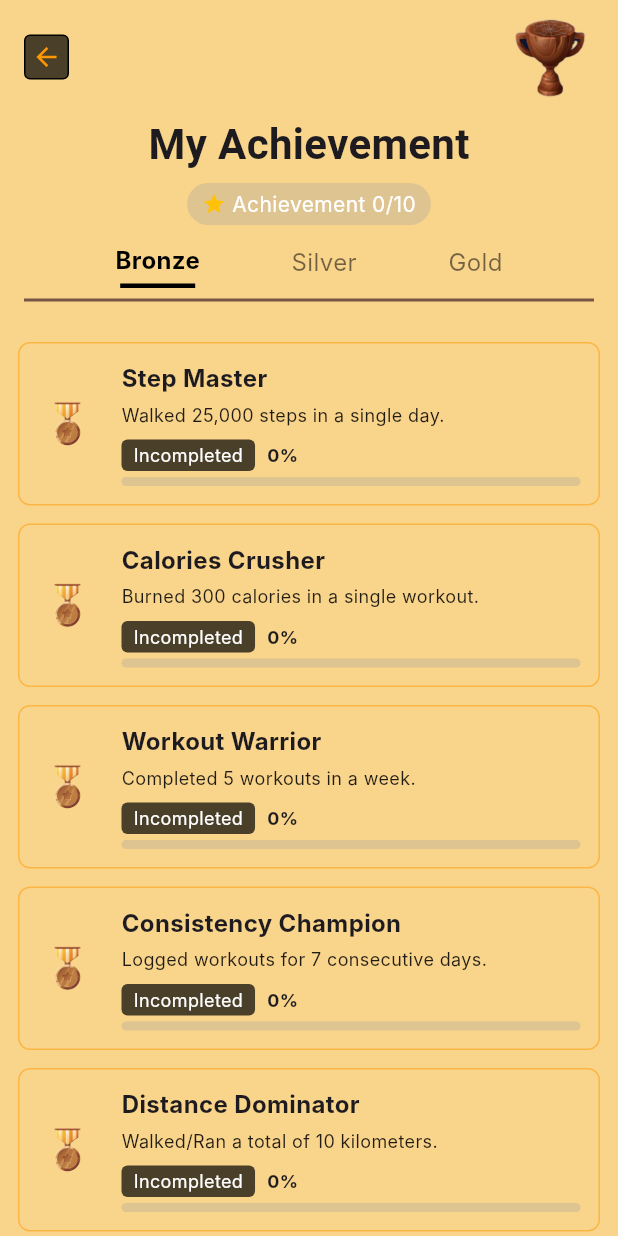
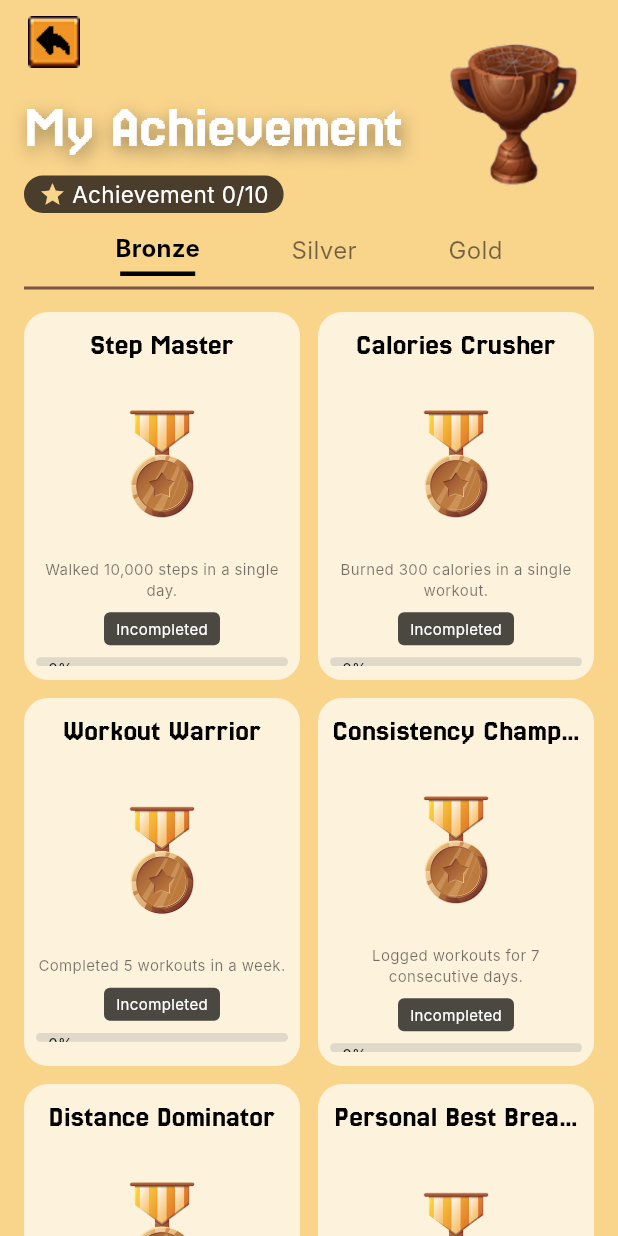
Before and after one commit to EdbertEL/MobileApp_GymSaga, a Flutter app: the AchievementScreen screen opened directly, on a phone screen of 412 x 824 dp. Run offline on Flutter 3.47's test engine with Material 3 defaults, Android fonts, the phone set to English and light mode, and no system bars; our stand-ins replace loading_indicator; Roboto replaces fonts that are missing (Inter, Jersey).

Commit message:
achievement update FE

```diff
--- a/gymsaga/lib/achievement.dart
+++ b/gymsaga/lib/achievement.dart
@@ -8,86 +8,94 @@ class AchievementScreen extends StatelessWidget {
   @override
   Widget build(BuildContext context) {
     return Scaffold(
-      body: Container(
-        color: const Color(0xFFF9D48B), // Background color matching the image
-        child: SafeArea(
+      backgroundColor: const Color(0xFFF9D48B),
+      body: SafeArea(
         child: Column(
           children: [
             _buildHeader(context),
             Expanded(
-                child: SingleChildScrollView(
               child: Padding(
-                    padding: const EdgeInsets.only(bottom: 16),
+                padding: const EdgeInsets.symmetric(horizontal: 16),
                 child: _buildAchievementGrid(),
               ),
             ),
-              ),
           ],
-          ),
         ),
       ),
     );
   }
 
   Widget _buildHeader(BuildContext context) {
-    return Container(
+    return Padding(
       padding: const EdgeInsets.symmetric(horizontal: 16, vertical: 8),
       child: Column(
         children: [
           Row(
             children: [
-              Container(
-                padding: const EdgeInsets.all(4),
-                decoration: BoxDecoration(
-                  color: Colors.black.withOpacity(0.7),
-                  borderRadius: BorderRadius.circular(4),
-                  border: Border.all(color: Colors.black, width: 1),
+              Column(
+                crossAxisAlignment: CrossAxisAlignment.start,
+                children: [
+                  GestureDetector(
+                    onTap: () => Navigator.of(context).pop(),
+                    child: Image.asset(
+                      'assets/widgets/buttons/back_button.png',
+                      width: 40,
+                      height: 40,
                     ),
-                child: const Icon(
-                  Icons.arrow_back,
-                  color: Colors.orange,
-                  size: 20,
-                ),
-              ),
-              const Spacer(),
-              Image.asset(
-                'assets/widgets/images/bronze_trophy.png',
-                height: 60,
-                width: 60,
-              ),
-            ],
                   ),
                   const SizedBox(height: 8),
                   const Text(
                     'My Achievement',
                     style: TextStyle(
-              fontFamily: 'Jersey',
-              fontSize: 28,
-              fontWeight: FontWeight.bold,
+                      fontFamily: 'Jersey25',
+                      fontSize: 40,
+                      color: Colors.white,
+                      shadows: [
+                        Shadow(
+                          offset: Offset(2, 4),
+                          blurRadius: 15.0,
+                          color: Color.fromARGB(100, 0, 0, 0),
+                        ),
+                      ],
                     ),
                   ),
-          const SizedBox(height: 6),
+                  const SizedBox(height: 4),
                   Container(
-            padding: const EdgeInsets.symmetric(horizontal: 10, vertical: 4),
+                    padding:
+                        const EdgeInsets.symmetric(horizontal: 10, vertical: 2),
                     decoration: BoxDecoration(
-              color: Colors.grey.withOpacity(0.3),
+                      color: const Color(0xFF4A3D2B),
                       borderRadius: BorderRadius.circular(15),
                     ),
-            child: const Row(
+                    child: Row(
                       mainAxisSize: MainAxisSize.min,
                       children: [
-                Icon(Icons.star, color: Colors.amber, size: 16),
-                SizedBox(width: 4),
-                Text(
+                        const Icon(
+                          Icons.star,
+                          color: Color(0xFFF9D48B),
+                          size: 18,
+                        ),
+                        const SizedBox(width: 4),
+                        const Text(
                           'Achievement 0/10',
                           style: TextStyle(
                             fontFamily: 'Inter',
-                    fontSize: 14,
+                            fontSize: 15,
                             color: Colors.white,
                           ),
                         ),
                       ],
                     ),
+                  ),
+                ],
+              ),
+              const Spacer(),
+              Image.asset(
+                'assets/widgets/images/bronze_trophy.png',
+                height: 110,
+                width: 110,
+              ),
+            ],
           ),
           const SizedBox(height: 12),
           _buildCategoryTabs(context),
@@ -145,98 +153,122 @@ class AchievementScreen extends StatelessWidget {
   }
 
   Widget _buildAchievementGrid() {
-    return Padding(
-      padding: const EdgeInsets.all(12),
-      child: Column(
+    return LayoutBuilder(
+      builder: (context, constraints) {
+        return GridView.count(
+          crossAxisCount: 2,
+          childAspectRatio: 0.75,
+          mainAxisSpacing: 12,
+          crossAxisSpacing: 12,
           children: [
             _buildAchievementRow(
               'Step Master',
-            'Walked 25,000 steps in a single day.',
+              'Walked 10,000 steps in a single day.',
               0,
             ),
-          const SizedBox(height: 12),
             _buildAchievementRow(
               'Calories Crusher',
               'Burned 300 calories in a single workout.',
               0,
             ),
-          const SizedBox(height: 12),
             _buildAchievementRow(
               'Workout Warrior',
               'Completed 5 workouts in a week.',
               0,
             ),
-          const SizedBox(height: 12),
             _buildAchievementRow(
               'Consistency Champion',
               'Logged workouts for 7 consecutive days.',
               0,
             ),
-          const SizedBox(height: 12),
             _buildAchievementRow(
               'Distance Dominator',
               'Walked/Ran a total of 10 kilometers.',
               0,
             ),
-          const SizedBox(height: 12),
             _buildAchievementRow(
               'Personal Best Breaker',
-            'Achieved a new personal best in one workout metric.',
+              'Achieved a new personal best.',
+              0,
+            ),
+            _buildAchievementRow(
+              'Levels Dominator',
+              'Reach Levels 10.',
+              0,
+            ),
+            _buildAchievementRow(
+              'Achievement Name',
+              'Achievement Description',
+              0,
+            ),
+            _buildAchievementRow(
+              'Achievement Name',
+              'Achievement Description',
+              0,
+            ),
+            _buildAchievementRow(
+              'Achievement Name',
+              'Achievement Description',
               0,
             ),
           ],
-      ),
+        );
+      },
     );
   }
 
   Widget _buildAchievementRow(
       String title, String description, int progressPercent) {
     return Container(
-      padding: const EdgeInsets.all(12),
       decoration: BoxDecoration(
-        color: const Color(0xFFF9D48B).withOpacity(0.7),
-        borderRadius: BorderRadius.circular(8),
-        border: Border.all(color: Colors.orange.withOpacity(0.5), width: 1),
+        color: Colors.white.withOpacity(0.7),
+        borderRadius: BorderRadius.circular(16),
       ),
-      child: Row(
+      child: Column(
+        mainAxisAlignment: MainAxisAlignment.start,
         children: [
-          Column(
+          Padding(
+            padding: const EdgeInsets.symmetric(horizontal: 8, vertical: 8),
+            child: Text(
+              title,
+              style: const TextStyle(
+                fontFamily: 'Jersey25',
+                fontSize: 20,
+                color: Colors.black,
+              ),
+              textAlign: TextAlign.center,
+              maxLines: 1,
+              overflow: TextOverflow.ellipsis,
+            ),
+          ),
+          Expanded(
+            child: Column(
+              mainAxisAlignment: MainAxisAlignment.center,
               children: [
                 Image.asset(
                   'assets/widgets/images/bronze_medal.png',
-                height: 60,
-                width: 40,
+                  height: 110,
+                  width: 100,
                 ),
-            ],
-          ),
-          const SizedBox(width: 16),
-          Expanded(
-            child: Column(
-              crossAxisAlignment: CrossAxisAlignment.start,
-              children: [
-                Text(
-                  title,
-                  style: const TextStyle(
-                    fontFamily: 'Inter',
-                    fontSize: 16,
-                    fontWeight: FontWeight.bold,
-                  ),
-                ),
-                const SizedBox(height: 4),
-                Text(
+                const SizedBox(height: 8),
+                Padding(
+                  padding: const EdgeInsets.symmetric(horizontal: 8),
+                  child: Text(
                     description,
                     style: const TextStyle(
                       fontFamily: 'Inter',
-                    fontSize: 12,
-                    color: Colors.black87,
+                      fontSize: 10,
+                      color: Colors.black54,
+                    ),
+                    textAlign: TextAlign.center,
+                    maxLines: 2,
+                    overflow: TextOverflow.ellipsis,
                   ),
                 ),
                 const SizedBox(height: 8),
-                Row(
-                  children: [
                 Container(
-                      padding: const EdgeInsets.symmetric(
-                          horizontal: 8, vertical: 2),
+                  padding:
+                      const EdgeInsets.symmetric(horizontal: 8, vertical: 4),
                   decoration: BoxDecoration(
                     color: Colors.black.withOpacity(0.7),
                     borderRadius: BorderRadius.circular(4),
@@ -245,41 +277,39 @@ class AchievementScreen extends StatelessWidget {
                     'Incompleted',
                     style: TextStyle(
                       fontFamily: 'Inter',
-                          fontSize: 12,
+                      fontSize: 10,
                       color: Colors.white,
                     ),
                   ),
                 ),
-                    const SizedBox(width: 8),
-                    Text(
-                      '$progressPercent%',
-                      style: const TextStyle(
-                        fontFamily: 'Inter',
-                        fontSize: 12,
-                        fontWeight: FontWeight.bold,
-                      ),
-                    ),
-                  ],
-                ),
-                const SizedBox(height: 4),
+                const SizedBox(height: 8),
+                Padding(
+                  padding: const EdgeInsets.symmetric(horizontal: 8),
+                  child: Stack(
+                    children: [
                       Container(
                         height: 6,
                         width: double.infinity,
                         decoration: BoxDecoration(
                           color: Colors.grey.withOpacity(0.3),
-                    borderRadius: BorderRadius.circular(3),
+                          borderRadius: BorderRadius.circular(4),
                         ),
-                  child: FractionallySizedBox(
-                    alignment: Alignment.centerLeft,
-                    widthFactor: progressPercent / 100,
-                    child: Container(
-                      decoration: BoxDecoration(
-                        color: Colors.green,
-                        borderRadius: BorderRadius.circular(3),
+                      ),
+                      Positioned(
+                        left: 8,
+                        child: Text(
+                          '$progressPercent%',
+                          style: const TextStyle(
+                            fontFamily: 'Inter',
+                            fontSize: 10,
+                            color: Colors.black,
                           ),
                         ),
                       ),
+                    ],
                   ),
+                ),
+                const SizedBox(height: 8),
               ],
             ),
           ),
--- a/gymsaga/lib/main.dart
+++ b/gymsaga/lib/main.dart
@@ -1,4 +1,5 @@
 import 'package:flutter/material.dart';
+import 'package:gymsaga/achievement.dart';
 import 'package:gymsaga/login.dart';
 import 'package:gymsaga/profile.dart';
 import 'package:gymsaga/register.dart';
@@ -33,7 +34,7 @@ class MainApp extends StatelessWidget {
       ),
       initialRoute: '/',
       routes: {
-        '/': (context) => const HomePage(),
+        '/': (context) => const AchievementScreen(),
         '/login': (context) => const LoginPage(),
         '/register': (context) => const RegisterPage(),
         '/profile': (context) => const ProfilePage(),
```
Also changed, not shown: 125 other files. Lines whose indentation alone changed are shown as unchanged.
